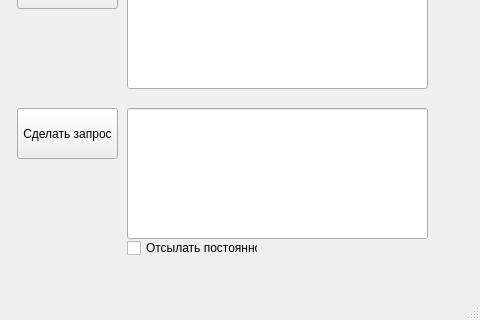
Above: UITest.ui from maxjonny/Imitator before the change; both pictures show x 363 to 843 and y 132 to 452 of the 843 by 452 pixel window. Below: the same form after it.
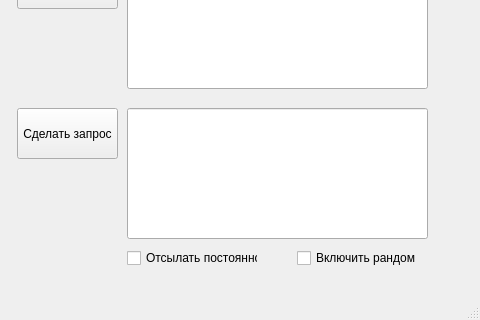
That is the form after the change.

Commit message: 2 threads + threads control

The edit to the form file:
```diff
--- a/UITest.ui
+++ b/UITest.ui
@@ -118,7 +118,7 @@
     <property name="geometry">
      <rect>
       <x>490</x>
-      <y>370</y>
+      <y>380</y>
       <width>131</width>
       <height>20</height>
      </rect>
@@ -127,6 +127,19 @@
      <string>Отсылать постоянно</string>
     </property>
    </widget>
+   <widget class="QCheckBox" name="checkBox_2">
+    <property name="geometry">
+     <rect>
+      <x>660</x>
+      <y>380</y>
+      <width>131</width>
+      <height>20</height>
+     </rect>
+    </property>
+    <property name="text">
+     <string>Включить рандом</string>
+    </property>
+   </widget>
   </widget>
   <widget class="QMenuBar" name="menubar">
    <property name="geometry">
```
Left out of the diff: 6 changed lines with no effect on the pictures. The commit also changes 1 other file.
